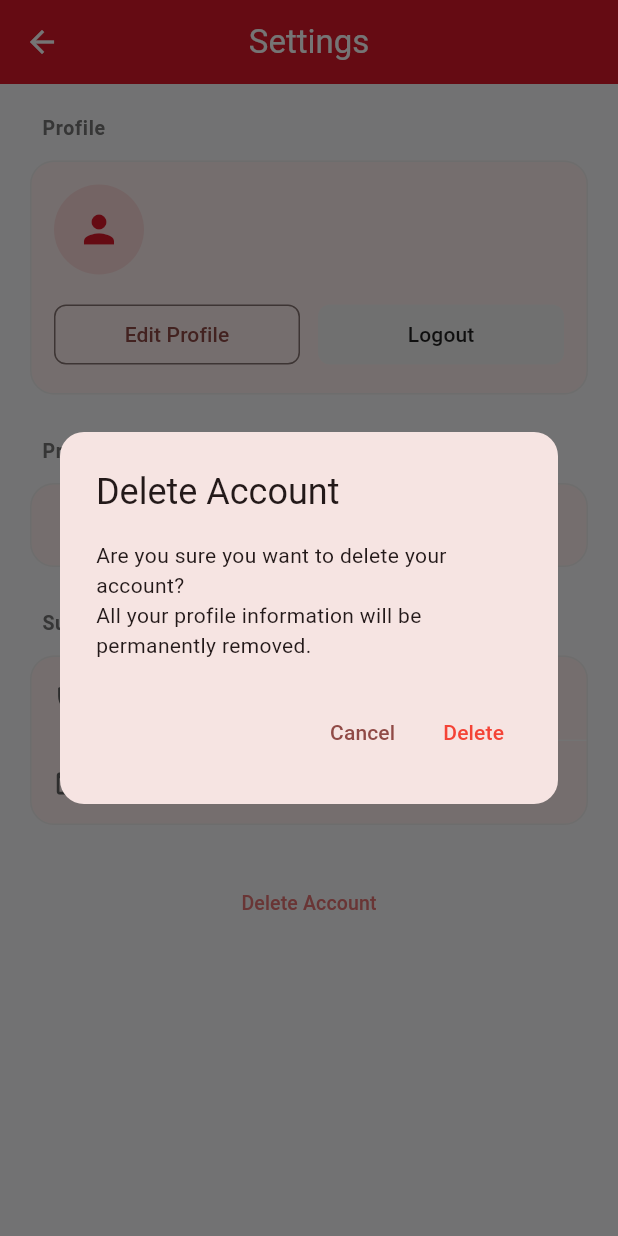
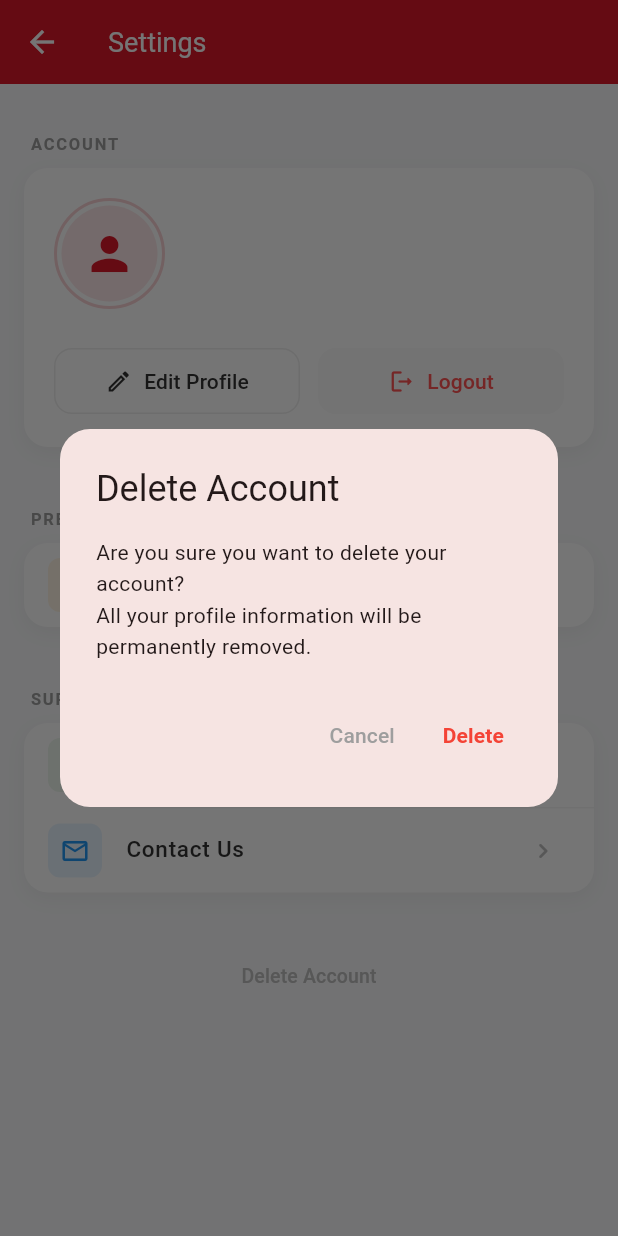
Before and after one commit to kingbeanstone/knu-exchange, a Flutter app: the SettingsScreen screen opened directly, after a tap on "Delete Account", on a phone screen of 412 x 824 dp. Run offline on Flutter 3.47's test engine with Material 3 defaults, Android fonts, the phone set to English and light mode, and no system bars; our stand-ins replace cloud_firestore, csv, firebase_auth, firebase_core, firebase_messaging, firebase_storage and 2 more; missing offline and left inert: flutter_naver_map; accounts and stored records are empty; network calls fail.

Commit message:
tkwls tnwjd 260227 2400 HJ 42

```diff
--- a/lib/screens/settings/settings_screen.dart
+++ b/lib/screens/settings/settings_screen.dart
@@ -6,14 +6,15 @@ import 'contact_screen.dart';
 
 import '../admin/admin_dashboard_screen.dart';
 import '../../utils/app_colors.dart';
-import '../../widgets/settings/settings_widgets.dart';
+// 분리된 위젯 파일들로 임포트 변경
+import '../../widgets/settings/settings_common_widgets.dart';
+import '../../widgets/settings/settings_profile_widgets.dart';
 
 class SettingsScreen extends StatelessWidget {
   const SettingsScreen({super.key});
 
   @override
   Widget build(BuildContext context) {
-    // AuthProvider의 상태 변화를 감시합니다.
     final authProvider = Provider.of<AuthProvider>(context);
 
     return Scaffold(
@@ -21,27 +22,30 @@ class SettingsScreen extends StatelessWidget {
       appBar: AppBar(
         title: const Text(
           'Settings',
-          style: TextStyle(fontWeight: FontWeight.normal),
+          style: TextStyle(
+            fontWeight: FontWeight.normal,
+            fontSize: 18,
+          ),
         ),
         backgroundColor: AppColors.knuRed,
         foregroundColor: Colors.white,
         elevation: 0,
-        centerTitle: true,
+        centerTitle: false, // 통일성을 위해 왼쪽 정렬
       ),
       body: ListView(
-        padding: const EdgeInsets.symmetric(vertical: 20),
+        padding: const EdgeInsets.symmetric(vertical: 24),
         children: [
-          // 1. 프로필 섹션
-          const SettingsSectionHeader(title: 'Profile'),
+          // 1. Profile Section
+          const SettingsSectionHeader(title: 'Account'),
           SettingsGroupCard(
             child: authProvider.isAuthenticated
                 ? SettingsProfileContent(auth: authProvider)
                 : const SettingsLoginPrompt(),
           ),
 
-          const SizedBox(height: 24),
+          const SizedBox(height: 32),
 
-          // 2. 관리자 섹션
+          // 2. Admin Section
           if (authProvider.isAdmin) ...[
             const SettingsSectionHeader(title: 'Management'),
             SettingsGroupCard(
@@ -55,40 +59,40 @@ class SettingsScreen extends StatelessWidget {
                 ),
               ),
             ),
-            const SizedBox(height: 24),
+            const SizedBox(height: 32),
           ],
 
-          // 3. 일반 설정 섹션
+          // 3. Preferences Section
           const SettingsSectionHeader(title: 'Preferences'),
           SettingsGroupCard(
             child: Column(
               children: [
-                // 알림 설정 토글 스위치 적용
                 SettingsMenuTile(
                   icon: Icons.notifications_none_rounded,
+                  iconColor: Colors.orange,
                   title: 'Notifications',
                   trailing: Switch(
                     value: authProvider.isNotificationsEnabled,
-                    // 스위치 조작 시 AuthProvider의 토글 함수 호출
                     onChanged: authProvider.isAuthenticated
                         ? (val) => authProvider.toggleNotifications(val)
-                        : null, // 로그인 안 된 경우 비활성화
-                    activeThumbColor: AppColors.knuRed,
-                    activeTrackColor: AppColors.knuRed.withValues(alpha: 0.2),
+                        : null,
+                    activeColor: AppColors.knuRed,
+                    activeTrackColor: AppColors.knuRed.withOpacity(0.2),
                   ),
                 ),
               ],
             ),
           ),
-          const SizedBox(height: 24),
+          const SizedBox(height: 32),
 
-          // 4. 지원 섹션
+          // 4. Support Section
           const SettingsSectionHeader(title: 'Support'),
           SettingsGroupCard(
             child: Column(
               children: [
                 SettingsMenuTile(
                   icon: Icons.privacy_tip_outlined,
+                  iconColor: Colors.green,
                   title: 'Privacy Policy',
                   onTap: () {
                     Navigator.push(
@@ -102,6 +106,7 @@ class SettingsScreen extends StatelessWidget {
                 const SettingsDivider(),
                 SettingsMenuTile(
                   icon: Icons.mail_outline,
+                  iconColor: Colors.blue,
                   title: 'Contact Us',
                   onTap: () {
                     Navigator.push(
@@ -115,16 +120,16 @@ class SettingsScreen extends StatelessWidget {
               ],
             ),
           ),
-          const SizedBox(height: 24),
+          const SizedBox(height: 32),
 
-          // 5. 계정 관리
+          // 5. Account Management
           if (authProvider.isAuthenticated)
             Center(
               child: TextButton(
                 onPressed: () => _showDeleteAccountDialog(context, authProvider),
                 child: Text(
                   'Delete Account',
-                  style: TextStyle(color: Colors.red.shade300, fontSize: 13),
+                  style: TextStyle(color: Colors.grey.shade400, fontSize: 13),
                 ),
               ),
             ),
@@ -134,27 +139,40 @@ class SettingsScreen extends StatelessWidget {
     );
   }
 
-  // 계정 삭제 확인 다이얼로그 (생략 없이 유지)
   void _showDeleteAccountDialog(BuildContext context, AuthProvider auth) {
     showDialog(
       context: context,
       builder: (ctx) => AlertDialog(
-        shape: RoundedRectangleBorder(borderRadius: BorderRadius.circular(16)),
+        shape: RoundedRectangleBorder(borderRadius: BorderRadius.circular(20)),
         title: const Text('Delete Account'),
-        content: const Text('Are you sure you want to delete your account?\nAll your profile information will be permanently removed.'),
+        content: const Text(
+          'Are you sure you want to delete your account?\nAll your profile information will be permanently removed.',
+          style: TextStyle(height: 1.5),
+        ),
         actions: [
-          TextButton(onPressed: () => Navigator.pop(ctx), child: const Text('Cancel')),
+          TextButton(
+              onPressed: () => Navigator.pop(ctx),
+              child: const Text('Cancel', style: TextStyle(color: Colors.grey))
+          ),
           TextButton(
             onPressed: () async {
               Navigator.pop(ctx);
               try {
                 await auth.deleteAccount();
-                if (context.mounted) ScaffoldMessenger.of(context).showSnackBar(const SnackBar(content: Text('Account has been deleted.')));
+                if (context.mounted) {
+                  ScaffoldMessenger.of(context).showSnackBar(
+                      const SnackBar(content: Text('Account has been deleted.'))
+                  );
+                }
               } catch (e) {
-                if (context.mounted) ScaffoldMessenger.of(context).showSnackBar(SnackBar(content: Text('Error: $e')));
+                if (context.mounted) {
+                  ScaffoldMessenger.of(context).showSnackBar(
+                      SnackBar(content: Text('Error: $e'))
+                  );
+                }
               }
             },
-            child: const Text('Delete', style: TextStyle(color: Colors.red)),
+            child: const Text('Delete', style: TextStyle(color: Colors.red, fontWeight: FontWeight.bold)),
           ),
         ],
       ),
--- /dev/null
+++ b/lib/widgets/settings/settings_common_widgets.dart
@@ -0,0 +1,113 @@
+import 'package:flutter/material.dart';
+import '../../utils/app_colors.dart';
+
+/// 설정 섹션의 헤더 (Account, Support 등)
+class SettingsSectionHeader extends StatelessWidget {
+  final String title;
+  const SettingsSectionHeader({super.key, required this.title});
+
+  @override
+  Widget build(BuildContext context) {
+    return Padding(
+      padding: const EdgeInsets.only(left: 20, bottom: 8, top: 8),
+      child: Text(
+        title.toUpperCase(),
+        style: TextStyle(
+          color: Colors.grey.shade500,
+          fontSize: 11,
+          fontWeight: FontWeight.bold,
+          letterSpacing: 1.2,
+        ),
+      ),
+    );
+  }
+}
+
+/// 개별 설정 메뉴 타일
+class SettingsMenuTile extends StatelessWidget {
+  final IconData icon;
+  final String title;
+  final Widget? trailing;
+  final VoidCallback? onTap;
+  final Color? iconColor;
+
+  const SettingsMenuTile({
+    super.key,
+    required this.icon,
+    required this.title,
+    this.trailing,
+    this.onTap,
+    this.iconColor,
+  });
+
+  @override
+  Widget build(BuildContext context) {
+    return ListTile(
+      leading: Container(
+        padding: const EdgeInsets.all(8),
+        decoration: BoxDecoration(
+          color: (iconColor ?? Colors.grey.shade700).withOpacity(0.1),
+          borderRadius: BorderRadius.circular(8),
+        ),
+        child: Icon(icon, color: iconColor ?? Colors.grey.shade700, size: 20),
+      ),
+      title: Text(
+          title,
+          style: const TextStyle(
+            fontSize: 15,
+            fontWeight: FontWeight.w500,
+            color: AppColors.darkGrey,
+          )
+      ),
+      trailing: Row(
+        mainAxisSize: MainAxisSize.min,
+        children: [
+          if (trailing != null) trailing!,
+          if (onTap != null && trailing == null) ...[
+            const SizedBox(width: 4),
+            Icon(Icons.chevron_right_rounded, size: 20, color: Colors.grey.shade400),
+          ],
+        ],
+      ),
+      onTap: onTap,
+    );
+  }
+}
+
+/// 메뉴 타일 사이의 얇은 구분선
+class SettingsDivider extends StatelessWidget {
+  const SettingsDivider({super.key});
+
+  @override
+  Widget build(BuildContext context) {
+    return Divider(height: 1, thickness: 1, indent: 64, color: Colors.grey.shade100);
+  }
+}
+
+/// 설정 항목들을 감싸는 라운드 처리된 카드 레이아웃
+class SettingsGroupCard extends StatelessWidget {
+  final Widget child;
+  const SettingsGroupCard({super.key, required this.child});
+
+  @override
+  Widget build(BuildContext context) {
+    return Container(
+      margin: const EdgeInsets.symmetric(horizontal: 16),
+      decoration: BoxDecoration(
+        color: Colors.white,
+        borderRadius: BorderRadius.circular(16),
+        boxShadow: [
+          BoxShadow(
+            color: Colors.black.withOpacity(0.04),
+            blurRadius: 10,
+            offset: const Offset(0, 4),
+          ),
+        ],
+      ),
+      child: ClipRRect(
+        borderRadius: BorderRadius.circular(16),
+        child: child,
+      ),
+    );
+  }
+}
--- /dev/null
+++ b/lib/widgets/settings/settings_profile_widgets.dart
@@ -0,0 +1,147 @@
+import 'package:flutter/material.dart';
+import '../../providers/auth_provider.dart';
+import '../../utils/app_colors.dart';
+import '../../screens/auth/login_screen.dart';
+import '../../screens/settings/profile_edit_screen.dart';
+
+/// 로그인된 상태의 프로필 정보 및 관리 버튼 영역
+class SettingsProfileContent extends StatelessWidget {
+  final AuthProvider auth;
+  const SettingsProfileContent({super.key, required this.auth});
+
+  @override
+  Widget build(BuildContext context) {
+    return Padding(
+      padding: const EdgeInsets.all(20.0),
+      child: Column(
+        children: [
+          Row(
+            children: [
+              Container(
+                padding: const EdgeInsets.all(3),
+                decoration: BoxDecoration(
+                  shape: BoxShape.circle,
+                  border: Border.all(color: AppColors.knuRed.withOpacity(0.2), width: 2),
+                ),
+                child: CircleAvatar(
+                  radius: 32,
+                  backgroundColor: AppColors.knuRed.withOpacity(0.1),
+                  child: const Icon(Icons.person, color: AppColors.knuRed, size: 36),
+                ),
+              ),
+              const SizedBox(width: 20),
+              Expanded(
+                child: Column(
+                  crossAxisAlignment: CrossAxisAlignment.start,
+                  children: [
+                    Text(
+                        auth.user?.displayName ?? 'Anonymous',
+                        style: const TextStyle(
+                          fontWeight: FontWeight.bold,
+                          fontSize: 20,
+                          color: AppColors.darkGrey,
+                        )
+                    ),
+                    const SizedBox(height: 4),
+                    Text(
+                        auth.user?.email ?? '',
+                        style: TextStyle(color: Colors.grey.shade600, fontSize: 13)
+                    ),
+                  ],
+                ),
+              ),
+            ],
+          ),
+          const SizedBox(height: 24),
+          Row(
+            children: [
+              Expanded(
+                child: ElevatedButton.icon(
+                  onPressed: () => Navigator.push(
+                      context,
+                      MaterialPageRoute(builder: (_) => const ProfileEditScreen())
+                  ),
+                  icon: const Icon(Icons.edit_outlined, size: 18),
+                  label: const Text('Edit Profile'),
+                  style: ElevatedButton.styleFrom(
+                    backgroundColor: Colors.white,
+                    foregroundColor: AppColors.darkGrey,
+                    elevation: 0,
+                    side: BorderSide(color: Colors.grey.shade200),
+                    shape: RoundedRectangleBorder(borderRadius: BorderRadius.circular(12)),
+                    padding: const EdgeInsets.symmetric(vertical: 12),
+                  ),
+                ),
+              ),
+              const SizedBox(width: 12),
+              Expanded(
+                child: ElevatedButton.icon(
+                  onPressed: () => auth.logout(),
+                  icon: const Icon(Icons.logout_rounded, size: 18),
+                  label: const Text('Logout'),
+                  style: ElevatedButton.styleFrom(
+                    backgroundColor: Colors.grey.shade50,
+                    foregroundColor: Colors.redAccent,
+                    elevation: 0,
+                    shape: RoundedRectangleBorder(borderRadius: BorderRadius.circular(12)),
+                    padding: const EdgeInsets.symmetric(vertical: 12),
+                  ),
+                ),
+              ),
+            ],
+          ),
+        ],
+      ),
+    );
+  }
+}
+
+/// 비로그인 상태에서 로그인을 유도하는 카드 영역
+class SettingsLoginPrompt extends StatelessWidget {
+  const SettingsLoginPrompt({super.key});
+
+  @override
+  Widget build(BuildContext context) {
+    return Padding(
+      padding: const EdgeInsets.all(20),
+      child: Column(
+        children: [
+          CircleAvatar(
+            radius: 28,
+            backgroundColor: Colors.grey.shade100,
+            child: Icon(Icons.login_rounded, color: Colors.grey.shade400, size: 28),
+          ),
+          const SizedBox(height: 16),
+          const Text(
+              'Login required',
+              style: TextStyle(fontWeight: FontWeight.bold, fontSize: 16)
+          ),
+          const SizedBox(height: 8),
+          const Text(
+            'Sign in to access community and profile features.',
+            textAlign: TextAlign.center,
+            style: TextStyle(color: Colors.grey, fontSize: 13),
+          ),
+          const SizedBox(height: 20),
+          SizedBox(
+            width: double.infinity,
+            child: ElevatedButton(
+              onPressed: () => Navigator.push(
+                  context,
+                  MaterialPageRoute(builder: (_) => const LoginScreen())
+              ),
+              style: ElevatedButton.styleFrom(
+                backgroundColor: AppColors.knuRed,
+                foregroundColor: Colors.white,
+                elevation: 0,
+                shape: RoundedRectangleBorder(borderRadius: BorderRadius.circular(12)),
+                padding: const EdgeInsets.symmetric(vertical: 14),
+              ),
+              child: const Text('Login / Sign Up', style: TextStyle(fontWeight: FontWeight.bold)),
+            ),
+          ),
+        ],
+      ),
+    );
+  }
+}
--- a/lib/widgets/settings/settings_widgets.dart
+++ /dev/null
@@ -1,173 +0,0 @@
-import 'package:flutter/material.dart';
-import '../../providers/auth_provider.dart';
-import '../../utils/app_colors.dart';
-import '../../screens/auth/login_screen.dart';
-import '../../screens/settings/profile_edit_screen.dart';
-
-class SettingsSectionHeader extends StatelessWidget {
-  final String title;
-  const SettingsSectionHeader({super.key, required this.title});
-
-  @override
-  Widget build(BuildContext context) {
-    return Padding(
-      padding: const EdgeInsets.only(left: 28, bottom: 8),
-      child: Text(
-        title,
-        style: TextStyle(
-          color: Colors.grey.shade600,
-          fontSize: 13,
-          fontWeight: FontWeight.w600,
-          letterSpacing: 0.5,
-        ),
-      ),
-    );
-  }
-}
-
-/// [수정] trailing을 Widget으로 받아 Switch 등을 넣을 수 있게 개선
-class SettingsMenuTile extends StatelessWidget {
-  final IconData icon;
-  final String title;
-  final Widget? trailing; // [수정] String? -> Widget?
-  final VoidCallback? onTap; // [수정] Nullable로 변경 (Switch가 있을 땐 필수가 아님)
-  final Color? iconColor;
-
-  const SettingsMenuTile({
-    super.key,
-    required this.icon,
-    required this.title,
-    this.trailing,
-    this.onTap,
-    this.iconColor,
-  });
-
-  @override
-  Widget build(BuildContext context) {
-    return ListTile(
-      leading: Icon(icon, color: iconColor ?? Colors.grey.shade700, size: 22),
-      title: Text(title, style: const TextStyle(fontSize: 15)),
-      trailing: Row(
-        mainAxisSize: MainAxisSize.min,
-        children: [
-          if (trailing != null) trailing!,
-          if (onTap != null && trailing == null) ...[
-            const SizedBox(width: 4),
-            Icon(Icons.chevron_right_rounded, size: 20, color: Colors.grey.shade400),
-          ],
-        ],
-      ),
-      onTap: onTap,
-    );
-  }
-}
-
-class SettingsDivider extends StatelessWidget {
-  const SettingsDivider({super.key});
-
-  @override
-  Widget build(BuildContext context) {
-    return Divider(height: 1, thickness: 1, indent: 56, color: Colors.grey.shade50);
-  }
-}
-
-class SettingsGroupCard extends StatelessWidget {
-  final Widget child;
-  const SettingsGroupCard({super.key, required this.child});
-
-  @override
-  Widget build(BuildContext context) {
-    return Padding(
-      padding: const EdgeInsets.symmetric(horizontal: 16),
-      child: Card(
-        elevation: 0,
-        shape: RoundedRectangleBorder(
-          borderRadius: BorderRadius.circular(16),
-          side: BorderSide(color: Colors.grey.shade200),
-        ),
-        child: child,
-      ),
-    );
-  }
-}
-
-class SettingsProfileContent extends StatelessWidget {
-  final AuthProvider auth;
-  const SettingsProfileContent({super.key, required this.auth});
-
-  @override
-  Widget build(BuildContext context) {
-    return Padding(
-      padding: const EdgeInsets.all(16.0),
-      child: Column(
-        children: [
-          Row(
-            children: [
-              CircleAvatar(
-                radius: 30,
-                backgroundColor: AppColors.knuRed.withOpacity(0.1),
-                child: const Icon(Icons.person, color: AppColors.knuRed, size: 30),
-              ),
-              const SizedBox(width: 16),
-              Expanded(
-                child: Column(
-                  crossAxisAlignment: CrossAxisAlignment.start,
-                  children: [
-                    Text(auth.user?.displayName ?? 'Anonymous',
-                        style: const TextStyle(fontWeight: FontWeight.bold, fontSize: 18)),
-                    Text(auth.user?.email ?? '',
-                        style: TextStyle(color: Colors.grey.shade600, fontSize: 14)),
-                  ],
-                ),
-              ),
-            ],
-          ),
-          const SizedBox(height: 16),
-          Row(
-            children: [
-              Expanded(
-                child: OutlinedButton(
-                  onPressed: () => Navigator.push(context, MaterialPageRoute(builder: (_) => const ProfileEditScreen())),
-                  style: OutlinedButton.styleFrom(shape: RoundedRectangleBorder(borderRadius: BorderRadius.circular(8))),
-                  child: const Text('Edit Profile'),
-                ),
-              ),
-              const SizedBox(width: 12),
-              Expanded(
-                child: ElevatedButton(
-                  onPressed: () => auth.logout(),
-                  style: ElevatedButton.styleFrom(
-                    backgroundColor: Colors.grey.shade100,
-                    foregroundColor: Colors.black87,
-                    elevation: 0,
-                    shape: RoundedRectangleBorder(borderRadius: BorderRadius.circular(8)),
-                  ),
-                  child: const Text('Logout'),
-                ),
-              ),
-            ],
-          ),
-        ],
-      ),
-    );
-  }
-}
-
-class SettingsLoginPrompt extends StatelessWidget {
-  const SettingsLoginPrompt({super.key});
-
-  @override
-  Widget build(BuildContext context) {
-    return ListTile(
-      contentPadding: const EdgeInsets.all(16),
-      leading: CircleAvatar(backgroundColor: Colors.grey.shade100, child: Icon(Icons.login_rounded, color: Colors.grey.shade600)),
-      title: const Text('Login required', style: TextStyle(fontWeight: FontWeight.bold)),
-      subtitle: const Text('Sign in to access more features'),
-      trailing: ElevatedButton(
-        onPressed: () => Navigator.push(context, MaterialPageRoute(builder: (_) => const LoginScreen())),
-        style: ElevatedButton.styleFrom(backgroundColor: AppColors.knuRed, foregroundColor: Colors.white, elevation: 0, shape: RoundedRectangleBorder(borderRadius: BorderRadius.circular(8))),
-        child: const Text('Login'),
-      ),
-    );
-  }
-}
```
Also changed, not shown: lib/screens/community/create_post_screen.dart (+10 -5 lines), lib/services/community_service.dart (+19 -10 lines).
